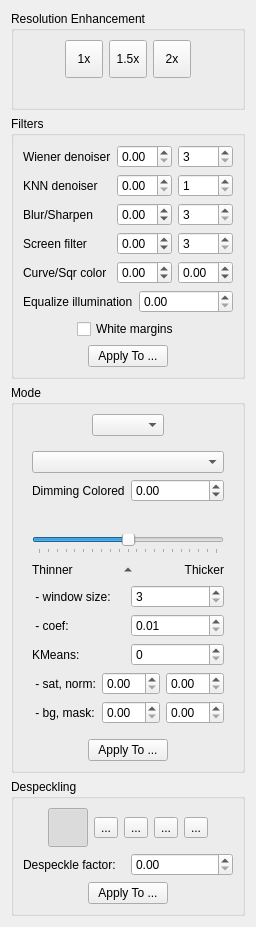
This is src/filters/output/ui/OutputOptionsWidget.ui in ImageProcessing-ElectronicPublications/scantailor-experimental as Qt 5 draws it before an edit. The edited form follows.
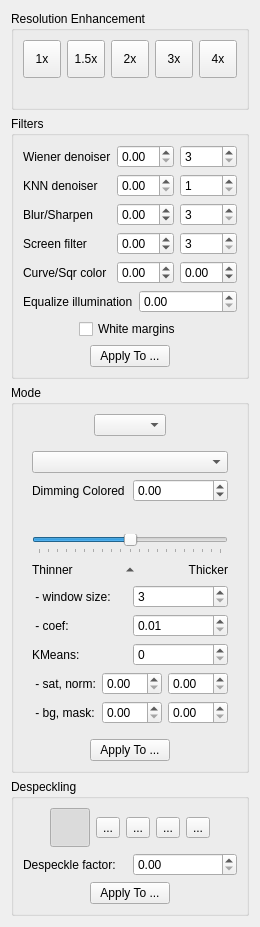
This is the edited form. Icons and pictures are not drawn.

The edit to the form file:
```diff
--- a/src/filters/output/ui/OutputOptionsWidget.ui
+++ b/src/filters/output/ui/OutputOptionsWidget.ui
@@ -92,6 +92,44 @@
           </property>
          </widget>
         </item>
+        <item>
+         <widget class="QToolButton" name="scale3xBtn">
+          <property name="minimumSize">
+           <size>
+            <width>38</width>
+            <height>38</height>
+           </size>
+          </property>
+          <property name="text">
+           <string>3x</string>
+          </property>
+          <property name="checkable">
+           <bool>true</bool>
+          </property>
+          <property name="autoExclusive">
+           <bool>true</bool>
+          </property>
+         </widget>
+        </item>
+        <item>
+         <widget class="QToolButton" name="scale4xBtn">
+          <property name="minimumSize">
+           <size>
+            <width>38</width>
+            <height>38</height>
+           </size>
+          </property>
+          <property name="text">
+           <string>4x</string>
+          </property>
+          <property name="checkable">
+           <bool>true</bool>
+          </property>
+          <property name="autoExclusive">
+           <bool>true</bool>
+          </property>
+         </widget>
+        </item>
         <item>
          <spacer name="horizontalSpacer_4">
           <property name="orientation">
```
